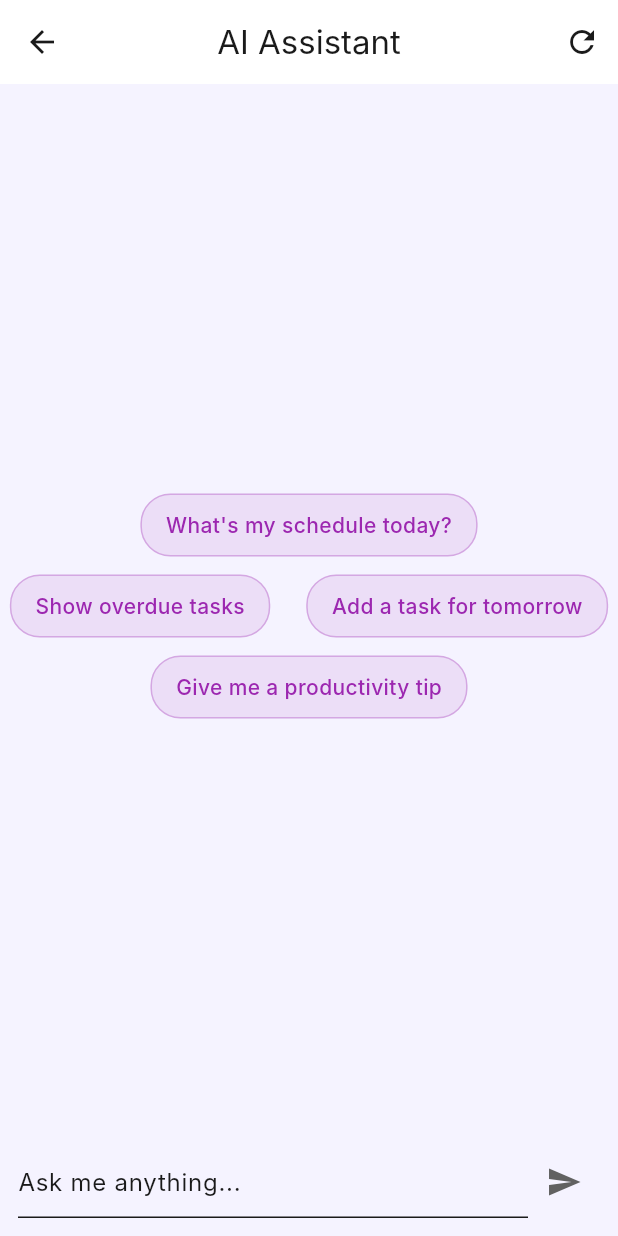
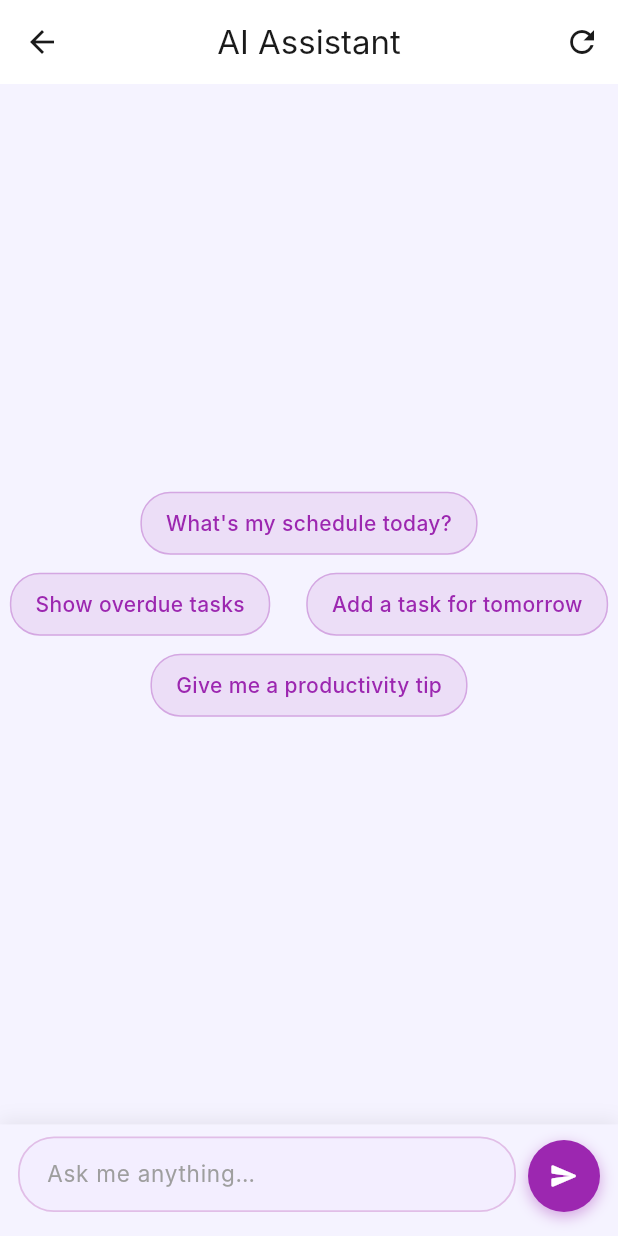
Before and after one commit to BallaRaja/TaskManager-FrontEnd, a Flutter app: the AIChatPage screen opened directly, after a tap on "What's my schedule today?", after a tap on the "refresh" icon, on a phone screen of 412 x 824 dp. Run offline on Flutter 3.47's test engine with Material 3 defaults, Android fonts, the phone set to English and light mode, and no system bars; our stand-ins replace flutter_local_notifications, flutter_timezone, image_picker, shared_preferences, timezone; accounts and stored records are empty; network calls fail; Roboto replaces fonts that are missing (Inter).

Commit message:
AI: chat Ui enhance

```diff
--- a/lib/core/constants/api_constants.dart
+++ b/lib/core/constants/api_constants.dart
@@ -1,6 +1,6 @@
 class ApiConstants {
   static const String baseUrl = "http://10.81.2.9:5000/api/auth";
   static const String backendUrl = "http://10.81.2.9:5000";
-  static const String geminiApiKey = "AIzaSyBVsZyP0PmDadNgdoYitgfjKP6EMRM7PbA";
+  static const String geminiApiKey = "AIzaSyB7LivwWZQHdqPRZzl9ZDspKHBI-EkQJ4g";
   // "https://taskmanager-backend-i2cj.onrender.com/api/auth";
 }
--- a/lib/features/ai/ai_controller.dart
+++ b/lib/features/ai/ai_controller.dart
@@ -272,37 +272,86 @@ class AIController extends ChangeNotifier {
       final taskContext = await _fetchTaskContext();
 
       final istNow = nowIST();
-      final istNowStr = istNow.toIso8601String();
+      final istNowStr = DateFormat("EEE, d MMM yyyy 'at' h:mm a").format(istNow);
+      final tomorrowStr = DateFormat("EEE, d MMM yyyy").format(
+        istNow.add(const Duration(days: 1)),
+      );
 
       final uri = Uri.parse(
         "https://generativelanguage.googleapis.com/v1/models/gemini-2.5-flash:generateContent?key=$apiKey",
       );
 
-      final requestBody = {
-        "contents": [
+      // Build conversation history for multi-turn context
+      // The first turn is always the system context as a user message,
+      // then alternate user/assistant turns from history.
+      final List<Map<String, dynamic>> contents = [
         {
           "role": "user",
           "parts": [
             {
               "text":
-                    "You are a task management AI for Indian users.\n\n"
-                    "CURRENT IST DATE & TIME (AUTHORITATIVE):\n"
-                    "$istNowStr (UTC+05:30)\n\n"
+                  "You are a helpful task management AI assistant for Indian users.\n\n"
+                  "CURRENT IST DATE & TIME: $istNowStr (UTC+05:30)\n"
+                  "TOMORROW IS: $tomorrowStr\n\n"
                   "TIME RULES:\n"
                   "- morning = 5:00 AM – 11:59 AM\n"
                   "- afternoon = 12:00 PM – 4:59 PM\n"
                   "- evening = 5:00 PM – 8:59 PM\n"
                   "- night = 9:00 PM – 11:59 PM\n\n"
-                    "CURRENT TASK CONTEXT:\n"
+                  "USER'S TASKS (always answer questions using this data):\n"
                   "$taskContext\n\n"
-                    "FORMAT FOR ADDING TASK:\n"
-                    "ADD_TASK:{title}|{dueDateISO}|{priority}|{notes}|{repeat}\n\n"
-                    "User message: $userInput",
+                  "STRICT RULES — READ CAREFULLY:\n"
+                  "1. When asked about tasks on a specific day, filter and list ONLY those tasks.\n"
+                  "2. Be concise and friendly.\n"
+                  "3. ⚠️ TASK CREATION — MANDATORY FORMAT:\n"
+                  "   If the user wants to ADD or CREATE a task, you MUST respond with EXACTLY this "
+                  "format and NOTHING else — no explanation, no extra text:\n"
+                  "   ADD_TASK:{title}|{dueDateISO}|{priority}|{notes}|{repeat}\n"
+                  "   Example: ADD_TASK:Buy milk|2026-03-04T09:00:00|medium||null\n"
+                  "   Priority must be: low, medium, or high.\n"
+                  "   dueDateISO must be in IST (UTC+05:30) in ISO 8601 format.\n"
+                  "   Leave notes/repeat empty if not mentioned.\n"
+                  "4. For all other queries (listing, counting, advice), reply in plain friendly text.",
             },
           ],
         },
+        // ── synthetic model ack ──
+        {
+          "role": "model",
+          "parts": [
+            {"text": "Understood! I'll use ADD_TASK format strictly for task creation."},
           ],
-        "generationConfig": {"temperature": 0.3, "maxOutputTokens": 512},
+        },
+      ];
+
+      // Append previous real conversation turns.
+      // ⚠️ Skip internal UI-generated messages (the "I can add this task…" /
+      //    "Tap below to confirm" ones) because they confuse Gemini into
+      //    mimicking that format instead of using ADD_TASK:.
+      final history = messages.length > 1
+          ? messages.sublist(0, messages.length - 1) // exclude just-added user msg
+          : <ChatMessage>[];
+      for (final msg in history) {
+        final isInternalConfirm = msg.role == MessageRole.assistant &&
+            (msg.content.contains("Tap below to confirm") ||
+             msg.content.contains("I can add this task") ||
+             msg.content.contains("I understood this as a task"));
+        if (isInternalConfirm) continue; // don't send UI-only messages to Gemini
+        contents.add({
+          "role": msg.role == MessageRole.user ? "user" : "model",
+          "parts": [{"text": msg.content}],
+        });
+      }
+
+      // Finally, the current user message
+      contents.add({
+        "role": "user",
+        "parts": [{"text": userInput}],
+      });
+
+      final requestBody = {
+        "contents": contents,
+        "generationConfig": {"temperature": 0.3, "maxOutputTokens": 1024},
       };
 
       final response = await http.post(
@@ -452,6 +501,35 @@ class AIController extends ChangeNotifier {
     final List tasks = jsonDecode(res.body)["data"] ?? [];
     if (tasks.isEmpty) return "No tasks.";
 
-    return tasks.map((t) => "- ${t["title"]} (${t["status"]})").join("\n");
+    final istNow = nowIST();
+
+    return tasks.map((t) {
+      final title = t["title"] ?? "Untitled";
+      final status = t["status"] ?? "pending";
+      final priority = t["priority"] ?? "medium";
+      final notes = (t["notes"] ?? "").toString().trim();
+
+      // Convert UTC dueDate → IST for display
+      String dueDateStr = "No due date";
+      if (t["dueDate"] != null && t["dueDate"].toString().isNotEmpty) {
+        final utcDate = DateTime.tryParse(t["dueDate"].toString());
+        if (utcDate != null) {
+          final istDate = utcDate.toUtc().add(istOffset);
+          dueDateStr = DateFormat("EEE, d MMM yyyy 'at' h:mm a").format(istDate);
+
+          // Label relative days for clarity
+          final todayIST = DateTime(istNow.year, istNow.month, istNow.day);
+          final taskDay = DateTime(istDate.year, istDate.month, istDate.day);
+          final diff = taskDay.difference(todayIST).inDays;
+          if (diff == 0) dueDateStr += " (TODAY)";
+          else if (diff == 1) dueDateStr += " (TOMORROW)";
+          else if (diff == -1) dueDateStr += " (YESTERDAY)";
+          else if (diff < -1) dueDateStr += " (OVERDUE)";
         }
       }
+
+      final notesPart = notes.isNotEmpty ? " | notes: $notes" : "";
+      return "- [$status] $title | due: $dueDateStr | priority: $priority$notesPart";
+    }).join("\n");
+  }
+}
--- a/lib/features/ai/presentation/ai_chat_page.dart
+++ b/lib/features/ai/presentation/ai_chat_page.dart
@@ -306,14 +306,58 @@ class _AIChatPageState extends State<AIChatPage> {
   }
 
   Widget _buildInputBar(AIController aiController) {
-    return Padding(
-      padding: const EdgeInsets.all(12),
+    final isDark = Theme.of(context).brightness == Brightness.dark;
+
+    return Container(
+      padding: const EdgeInsets.fromLTRB(12, 8, 12, 16),
+      decoration: BoxDecoration(
+        color: Theme.of(context).scaffoldBackgroundColor,
+        boxShadow: [
+          BoxShadow(
+            color: Colors.black.withOpacity(0.07),
+            blurRadius: 10,
+            offset: const Offset(0, -2),
+          ),
+        ],
+      ),
       child: Row(
+        crossAxisAlignment: CrossAxisAlignment.end,
         children: [
+          // ── Text field ──────────────────────────────────────────
           Expanded(
+            child: Container(
+              decoration: BoxDecoration(
+                color: isDark
+                    ? const Color(0xFF1E1A2B)
+                    : const Color(0xFFF3EEFF),
+                borderRadius: BorderRadius.circular(24),
+                border: Border.all(
+                  color: isDark
+                      ? Colors.purple.shade900
+                      : Colors.purple.shade100,
+                  width: 1.2,
+                ),
+              ),
               child: TextField(
                 controller: _controller,
-              decoration: const InputDecoration(hintText: "Ask me anything..."),
+                minLines: 1,
+                maxLines: 4,
+                style: TextStyle(
+                  color: isDark ? Colors.white : const Color(0xFF1A1A1A),
+                  fontSize: 15,
+                ),
+                decoration: InputDecoration(
+                  hintText: 'Ask me anything…',
+                  hintStyle: TextStyle(
+                    color: isDark ? Colors.white38 : Colors.grey.shade500,
+                    fontSize: 15,
+                  ),
+                  border: InputBorder.none,
+                  contentPadding: const EdgeInsets.symmetric(
+                    horizontal: 18,
+                    vertical: 12,
+                  ),
+                ),
                 onSubmitted: (v) {
                   if (v.trim().isNotEmpty) {
                     aiController.sendMessage(v.trim());
@@ -322,8 +366,34 @@ class _AIChatPageState extends State<AIChatPage> {
                 },
               ),
             ),
-          IconButton(
-            icon: const Icon(Icons.send),
+          ),
+
+          const SizedBox(width: 8),
+
+          // ── Send button ─────────────────────────────────────────
+          AnimatedContainer(
+            duration: const Duration(milliseconds: 200),
+            decoration: BoxDecoration(
+              color: aiController.isLoading
+                  ? (isDark ? Colors.grey.shade700 : Colors.grey.shade300)
+                  : Colors.purple,
+              shape: BoxShape.circle,
+              boxShadow: aiController.isLoading
+                  ? []
+                  : [
+                      BoxShadow(
+                        color: Colors.purple.withOpacity(0.4),
+                        blurRadius: 8,
+                        offset: const Offset(0, 3),
+                      ),
+                    ],
+            ),
+            child: IconButton(
+              icon: Icon(
+                Icons.send_rounded,
+                color: aiController.isLoading ? Colors.grey : Colors.white,
+                size: 20,
+              ),
               onPressed: aiController.isLoading
                   ? null
                   : () {
@@ -334,6 +404,7 @@ class _AIChatPageState extends State<AIChatPage> {
                       }
                     },
             ),
+          ),
         ],
       ),
     );
```
Also changed, not shown: lib/features/ai/presentation/widgets/message_bubble.dart (+85 -7 lines). Lines whose indentation alone changed are shown as unchanged.
